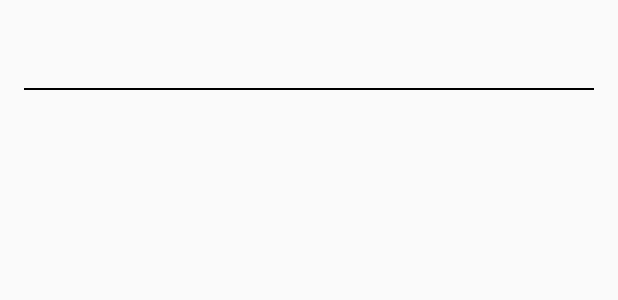
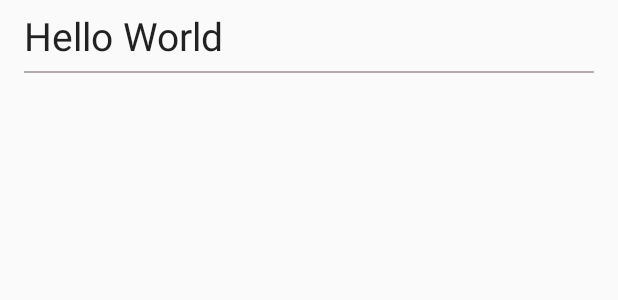
Before and after one commit to willbrom/FakeWeatherApp, an Android app: the layout list_item.xml on its own in the app's theme, with its tools: preview values and no code run, on a phone screen of 412 x 824 dp. Shown: the top 300 px of the screen. Run offline under Robolectric (Android 15) with nearby library versions, the phone set to English and light mode, and no system bars.

```diff
--- a/app/build.gradle
+++ b/app/build.gradle
@@ -26,5 +26,6 @@ dependencies {
     })
     compile 'com.android.support:appcompat-v7:26.+'
     compile 'com.android.support:recyclerview-v7:26.+'
+    compile 'com.android.support.constraint:constraint-layout:1.0.2'
     testCompile 'junit:junit:4.12'
 }
--- a/app/src/main/java/com/example/toshiba/udacityweatherapp/WeatherDataAdapter.java
+++ b/app/src/main/java/com/example/toshiba/udacityweatherapp/WeatherDataAdapter.java
@@ -1,7 +1,6 @@
 package com.example.toshiba.udacityweatherapp;
 
 import android.support.v7.widget.RecyclerView;
-import android.support.v7.widget.helper.ItemTouchHelper;
 import android.view.LayoutInflater;
 import android.view.View;
 import android.view.ViewGroup;
--- a/app/src/main/res/layout/list_item.xml
+++ b/app/src/main/res/layout/list_item.xml
@@ -2,22 +2,24 @@
 <LinearLayout xmlns:android="http://schemas.android.com/apk/res/android"
     android:layout_width="match_parent"
     android:layout_height="wrap_content"
+    xmlns:tools="http://schemas.android.com/tools"
     android:orientation="vertical"
-    android:padding="16dp">
+    android:paddingRight="16dp"
+    android:paddingLeft="16dp">
 
     <TextView
         android:id="@+id/tv_list_item"
         android:layout_width="wrap_content"
         android:layout_height="wrap_content"
-        style="@style/TextAppearance.AppCompat.Title"
-        android:textStyle="bold"
-        android:fontFamily="cursive"
+        style="@style/TextAppearance.AppCompat.Body1"
         android:textSize="26sp"
-        android:layout_marginBottom="10dp" />
+        android:layout_marginBottom="6dp"
+        android:layout_marginTop="6dp"
+        tools:text="Hello World" />
 
     <TextView
         android:layout_width="match_parent"
         android:layout_height="1dp"
-        android:background="#000"/>
+        android:background="#b6abab"/>
 
 </LinearLayout>
```
Also changed, not shown: app/src/main/AndroidManifest.xml (+8 -0 lines), app/src/main/java/com/example/toshiba/udacityweatherapp/DetailActivity.java (added, +23 -0 lines), app/src/main/java/com/example/toshiba/udacityweatherapp/MainActivity.java (+66 -26 lines), app/src/main/java/com/example/toshiba/udacityweatherapp/utilities/NetworkUtils.java (+4 -7 lines), app/src/main/res/layout/activity_detail.xml (added, +17 -0 lines).
